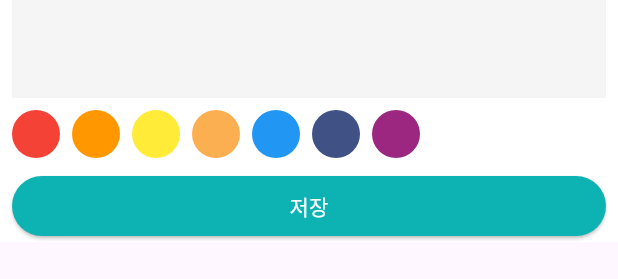
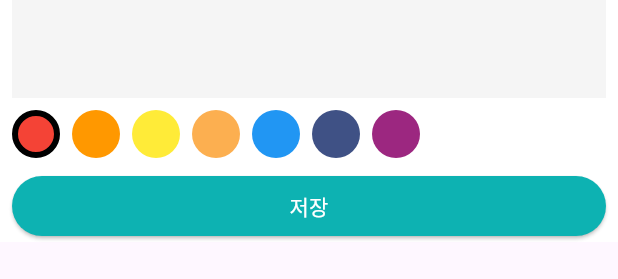
Before and after one commit to AIPrintOrcl/calendar_scheduler, a Flutter app: the ScheduleBottomSheet widget shown alone on an empty page, opened directly, on a phone screen of 412 x 824 dp. Shown: the part 658-937 px from the top of the screen. Run offline on Flutter 3.47's test engine with Material 3 defaults, Android fonts, the phone set to English and light mode, and no system bars; our stand-ins replace table_calendar.

Commit message:
켈린더 커밋 2024070203

```diff
--- a/lib/component/schedule_bottom_sheet.dart
+++ b/lib/component/schedule_bottom_sheet.dart
@@ -2,8 +2,17 @@ import 'package:calendar_scheduler/component/custom_text_field.dart';
 import 'package:calendar_scheduler/const/color.dart';
 import 'package:flutter/material.dart';
 
-class ScheduleBottomSheet extends StatelessWidget {
-  const ScheduleBottomSheet({super.key});
+class ScheduleBottomSheet extends StatefulWidget {
+  const ScheduleBottomSheet({
+    super.key
+  });
+
+  @override
+  State<ScheduleBottomSheet> createState() => _ScheduleBottomSheetState();
+}
+
+class _ScheduleBottomSheetState extends State<ScheduleBottomSheet> {
+  String selectedColor = categoryColors.first;
 
   @override
   Widget build(BuildContext context) {
@@ -16,7 +25,34 @@ class ScheduleBottomSheet extends StatelessWidget {
           padding: EdgeInsets.only(left: 8.0, right: 8.0, top: 16.0),
           child: Column(
             children: [
-              Row(
+              _Time(),
+              SizedBox(height: 8.0),
+              _Content(),
+              SizedBox(height: 8.0),
+              _Categories(
+                selectedColor: selectedColor,
+                onTap: (String color) {
+                  setState(() {
+                    selectedColor = color;
+                  });
+                },
+              ),
+              SizedBox(height: 8.0,),
+              _SaveButton(),
+            ],
+          ),
+        ),
+      ),
+    );
+  }
+}
+
+class _Time extends StatelessWidget {
+  const _Time({super.key});
+
+  @override
+  Widget build(BuildContext context) {
+    return Row(
       mainAxisAlignment: MainAxisAlignment.spaceBetween,
       children: [
         Expanded(
@@ -31,19 +67,47 @@ class ScheduleBottomSheet extends StatelessWidget {
           ),
         ), /* 끝난시간 입력*/
       ],
-              ),
-              SizedBox(height: 8.0),
-              Expanded(
+    );
+  }
+}
+
+class _Content extends StatelessWidget {
+  const _Content({super.key});
+
+  @override
+  Widget build(BuildContext context) {
+    return Expanded(
       child: CustomTextField(
         label: '내용',
         expand: true,
       ),
-              ),
-              SizedBox(height: 8.0),
-              Row(
+    );
+  }
+}
+
+/* onTap을 통해 color 값 가져오기 위한 패턴*/
+typedef OnColorSelected = void Function(String color);
+
+class _Categories extends StatelessWidget {
+  final String selectedColor;
+  final OnColorSelected onTap;
+
+  const _Categories({
+    required this.selectedColor,
+    required this.onTap,
+    super.key
+  });
+
+  @override
+  Widget build(BuildContext context) {
+    return Row(
       children: categoryColors.map(
             (e) => Padding(
           padding: EdgeInsets.only(right: 8.0),
+          child: GestureDetector(
+            onTap: () {
+              onTap(e);
+            },
             child: Container(
               decoration: BoxDecoration(
                 color: Color(
@@ -52,16 +116,29 @@ class ScheduleBottomSheet extends StatelessWidget {
                     radix: 16,
                   ),
                 ),
+                border: e == selectedColor
+                ? Border.all(
+                  color: Colors.black,
+                  width: 4.0,
+                ) : null,
                 shape: BoxShape.circle,
               ),
               width: 32.0,
               height: 32.0,
             ),
           ),
+        ),
       ).toList(),
-              ),
-              SizedBox(height: 8.0,),
-              Row(
+    );
+  }
+}
+
+class _SaveButton extends StatelessWidget {
+  const _SaveButton({super.key});
+
+  @override
+  Widget build(BuildContext context) {
+    return Row(
       children: [
         Expanded(
           child: ElevatedButton(
@@ -74,11 +151,6 @@ class ScheduleBottomSheet extends StatelessWidget {
           ),
         ),
       ],
-              ),
-            ],
-          ),
-        ),
-      ),
     );
   }
 }
```
Also changed, not shown: lib/component/schedule_card.dart (+4 -4 lines), lib/model/schedule.dart (added, +26 -0 lines), lib/screen/home_screen.dart (+40 -8 lines). Lines whose indentation alone changed are shown as unchanged.
